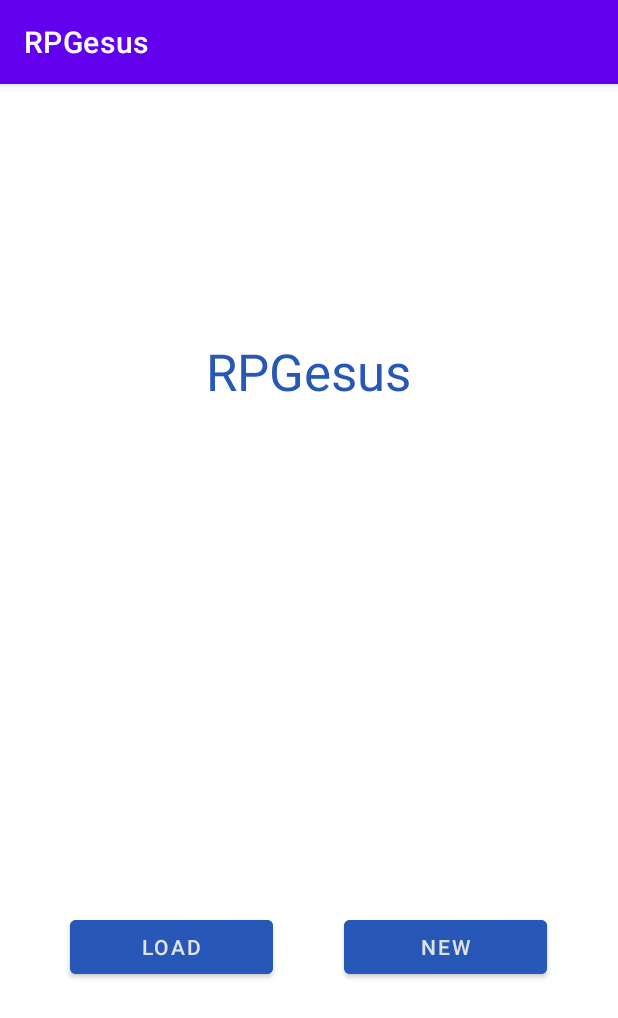
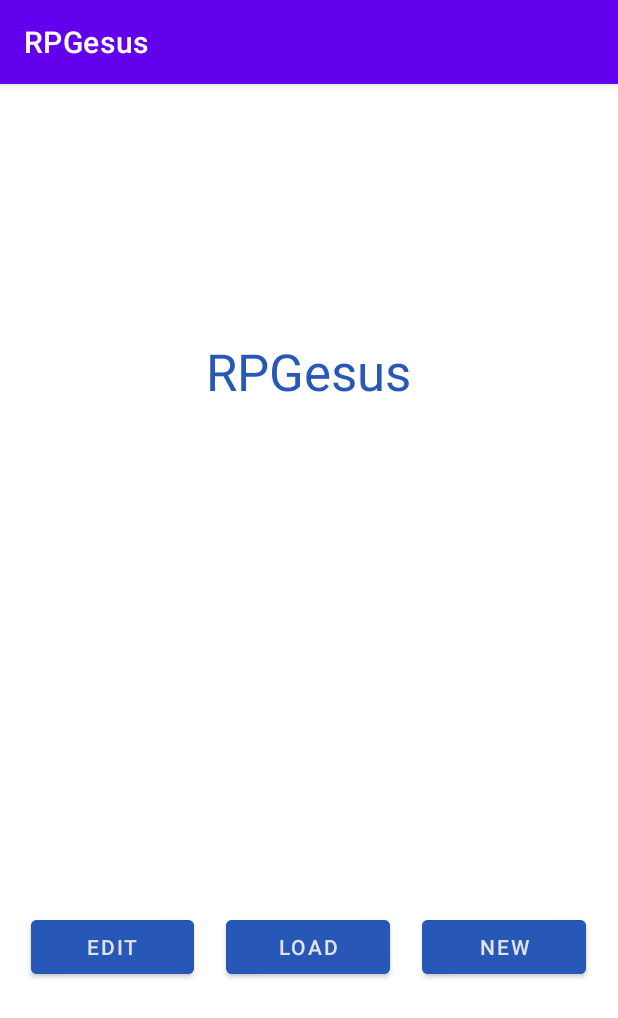
Before and after one commit to mfuri/RPGesus, an Android app: the screen it shows after launch (MainActivity), on a phone screen of 412 x 824 dp. Shown: the top 1018 px of the screen. Run offline under Robolectric (Android 15) with nearby library versions, the phone set to English and light mode, and no system bars.

```diff
--- a/app/build.gradle
+++ b/app/build.gradle
@@ -26,6 +26,9 @@ android {
         sourceCompatibility JavaVersion.VERSION_1_8
         targetCompatibility JavaVersion.VERSION_1_8
     }
+    buildFeatures {
+        viewBinding true
+    }
 }
 
 dependencies {
@@ -35,6 +38,7 @@ dependencies {
     implementation 'androidx.constraintlayout:constraintlayout:2.0.4'
     implementation 'androidx.legacy:legacy-support-v4:1.0.0'
     implementation 'itext:itext:1.3.1'
+    implementation 'androidx.recyclerview:recyclerview:1.2.1'
     testImplementation 'junit:junit:4.+'
     androidTestImplementation 'androidx.test.ext:junit:1.1.2'
     androidTestImplementation 'androidx.test.espresso:espresso-core:3.3.0'
--- a/app/src/main/java/com/cop4656/rpgesus/Character.java
+++ b/app/src/main/java/com/cop4656/rpgesus/Character.java
@@ -84,4 +84,10 @@ public class Character {
     public void setCharisma(int charisma) {
         this.charisma = charisma;
     }
+
+    @Override
+    public String toString() {
+        return String.format(this.name + " " + this.race);
+    }
+
 }
--- /dev/null
+++ b/app/src/main/java/com/cop4656/rpgesus/CharacterViewModel.java
@@ -0,0 +1,55 @@
+package com.cop4656.rpgesus;
+
+import android.content.Context;
+import android.content.SharedPreferences;
+
+import androidx.lifecycle.LiveData;
+import androidx.lifecycle.MutableLiveData;
+import androidx.lifecycle.ViewModel;
+
+import com.cop4656.rpgesus.Character;
+
+import java.util.LinkedList;
+
+public class CharacterViewModel extends ViewModel {
+    private MutableLiveData<LinkedList<Character>> characters;
+    private MutableLiveData<Character> currentCharacter;
+
+
+    public LiveData<LinkedList<Character>> getCharacters() {
+        if (characters == null) {
+            characters = new MutableLiveData<>();
+        }
+        return characters;
+    }
+
+    public LiveData<Character> getCurrentCharacter() {
+        if (currentCharacter == null) {
+            currentCharacter = new MutableLiveData<>();
+            currentCharacter.postValue(new Character());
+        }
+        return currentCharacter;
+    }
+
+    public void setCurrentCharacter(Character newChar) {
+        if (currentCharacter == null) {
+            currentCharacter = new MutableLiveData<Character>();
+        }
+        currentCharacter.setValue(newChar);
+    }
+
+    public void setCharacters(LinkedList<Character> newCharacters) {
+        if (characters == null) {
+            characters = new MutableLiveData<>();
+        }
+        characters.setValue(newCharacters);
+    }
+
+    public void addCharacter(Character t){
+        LinkedList<Character> tempList = characters.getValue();
+        assert tempList != null;
+        tempList.add(t);
+
+        characters.setValue(tempList);
+    }
+}
--- a/app/src/main/java/com/cop4656/rpgesus/MainActivity.java
+++ b/app/src/main/java/com/cop4656/rpgesus/MainActivity.java
@@ -1,16 +1,30 @@
 package com.cop4656.rpgesus;
 
 import androidx.appcompat.app.AppCompatActivity;
+import androidx.lifecycle.ViewModelProvider;
 
+import android.content.Context;
+import android.content.SharedPreferences;
 import android.os.Bundle;
 import android.view.View;
 
+import java.util.LinkedList;
+
 public class MainActivity extends AppCompatActivity {
 
+    private CharacterViewModel mViewModel;
     @Override
     protected void onCreate(Bundle savedInstanceState) {
         super.onCreate(savedInstanceState);
         setContentView(R.layout.activity_main);
+        mViewModel = new ViewModelProvider(this).get(CharacterViewModel.class);
+        loadCharacters();
+    }
+
+    private void loadCharacters() {
+        //SharedPreferences sharedpreferences = getSharedPreferences(MyPREFERENCES, Context.MODE_PRIVATE);
+        LinkedList<Character> tempList = new LinkedList<>();
+        mViewModel.setCharacters(tempList);
     }
 
 }
--- a/app/src/main/res/layout/fragment_welcome.xml
+++ b/app/src/main/res/layout/fragment_welcome.xml
@@ -61,6 +61,20 @@
                 android:layout_weight="1" />
 
             <Button
+                android:id="@+id/editButton"
+                android:layout_width="wrap_content"
+                android:layout_height="wrap_content"
+                android:layout_weight="1"
+                android:backgroundTint="@color/rpg_blue"
+                android:text="Edit"
+                android:textColor="#E1E2E4" />
+
+            <Space
+                android:layout_width="wrap_content"
+                android:layout_height="wrap_content"
+                android:layout_weight="1" />
+
+            <Button
                 android:id="@+id/loadButton"
                 android:layout_width="wrap_content"
                 android:layout_height="wrap_content"
--- /dev/null
+++ b/app/src/main/res/values/dimens.xml
@@ -0,0 +1,4 @@
+<?xml version="1.0" encoding="utf-8"?>
+<resources>
+    <dimen name="text_margin">16dp</dimen>
+</resources>
```
Also changed, not shown: app/src/main/java/com/cop4656/rpgesus/CharacterCreationFragment.java (+23 -0 lines), app/src/main/java/com/cop4656/rpgesus/ListFragment.java (added, +78 -0 lines), app/src/main/java/com/cop4656/rpgesus/welcomeFragment.java (+15 -1 lines), app/src/main/res/layout/fragment_character_list.xml (added, +15 -0 lines).
